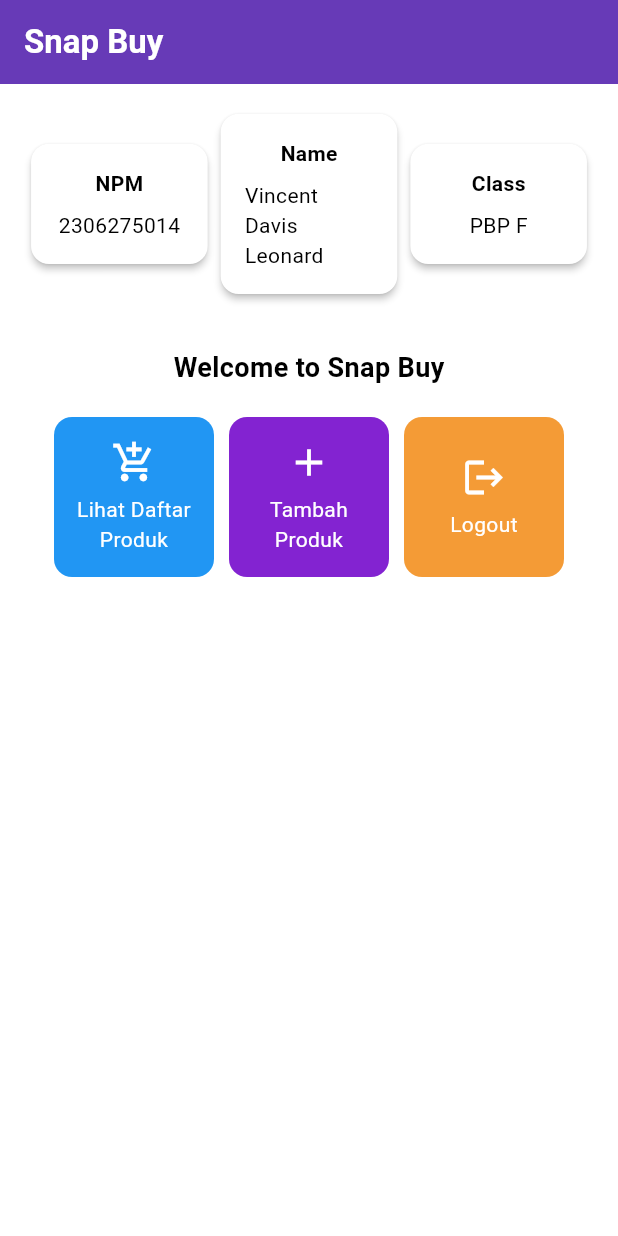
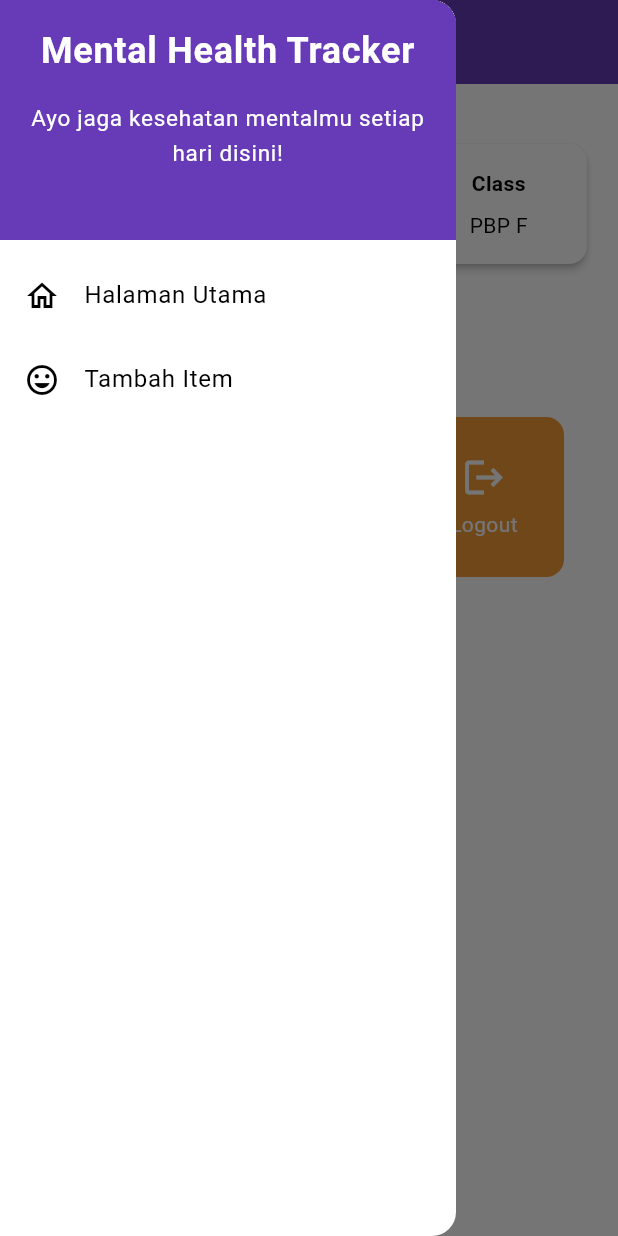
Before and after one commit to Vincent-Davis/SnapBuy-mobile, a Flutter app: the screen it shows after launch, with the side drawer open (before the commit the screen has no drawer), on a phone screen of 412 x 824 dp. Run offline on Flutter 3.47's test engine with Material 3 defaults, Android fonts, the phone set to English and light mode, and no system bars.

Commit message:
Finished tugas 8

```diff
--- a/lib/main.dart
+++ b/lib/main.dart
@@ -1,5 +1,5 @@
 import 'package:flutter/material.dart';
-import 'package:snap_buy/menu.dart';
+import 'package:snap_buy/screens/menu.dart';
 void main() {
   runApp(const MyApp());
 }
--- a/lib/menu.dart
+++ b/lib/screens/menu.dart
@@ -1,5 +1,7 @@
 // Menu Dart
+import 'package:snap_buy/widgets/left_drawer.dart';
 import 'package:flutter/material.dart';
+import 'package:snap_buy/widgets/product_card.dart';
 
 class MyHomePage extends StatelessWidget {
   final String npm = '2306275014'; // NPM
@@ -30,7 +32,10 @@
         ),
         // Warna latar belakang AppBar diambil dari skema warna tema aplikasi.
         backgroundColor: Theme.of(context).colorScheme.primary,
+
+        iconTheme: const IconThemeData(color: Colors.white),
       ),
+      drawer: const LeftDrawer(),
       // Body halaman dengan padding di sekelilingnya.
       body: Padding(
         padding: const EdgeInsets.all(16.0),
@@ -127,62 +132,3 @@
     );
   }
 }
-
-class ItemHomepage {
-  final String name;
-  final IconData icon;
-  final Color color;
-  ItemHomepage(this.name, this.icon, this.color);
-}
-
-class ItemCard extends StatelessWidget {
-  // Menampilkan kartu dengan ikon dan nama.
-
-  final ItemHomepage item;
-
-  const ItemCard(this.item, {super.key});
-
-  @override
-  Widget build(BuildContext context) {
-    return Material(
-      // Menentukan warna latar belakang dari tema aplikasi.
-      color: item.color,
-      // Membuat sudut kartu melengkung.
-      borderRadius: BorderRadius.circular(12),
-
-      child: InkWell(
-        // Aksi ketika kartu ditekan.
-        onTap: () {
-          // Menampilkan pesan SnackBar saat kartu ditekan.
-          ScaffoldMessenger.of(context)
-            ..hideCurrentSnackBar()
-            ..showSnackBar(SnackBar(
-                content: Text("Kamu telah menekan tombol ${item.name}!")));
-        },
-        // Container untuk menyimpan Icon dan Text
-        child: Container(
-          padding: const EdgeInsets.all(8),
-          child: Center(
-            child: Column(
-              // Menyusun ikon dan teks di tengah kartu.
-              mainAxisAlignment: MainAxisAlignment.center,
-              children: [
-                Icon(
-                  item.icon,
-                  color: Colors.white,
-                  size: 30.0,
-                ),
-                const Padding(padding: EdgeInsets.all(3)),
-                Text(
-                  item.name,
-                  textAlign: TextAlign.center,
-                  style: const TextStyle(color: Colors.white),
-                ),
-              ],
-            ),
-          ),
-        ),
-      ),
-    );
-  }
-}
--- /dev/null
+++ b/lib/widgets/left_drawer.dart
@@ -0,0 +1,71 @@
+import 'package:flutter/material.dart';
+import 'package:snap_buy/screens/menu.dart';
+import 'package:snap_buy/screens/productentry_form.dart';
+
+class LeftDrawer extends StatelessWidget {
+  const LeftDrawer({super.key});
+
+  @override
+  Widget build(BuildContext context) {
+    return Drawer(
+      child: ListView(
+        children: [
+          DrawerHeader(
+            decoration: BoxDecoration(
+      color: Theme.of(context).colorScheme.primary,
+    ),
+    child: const Column(
+      children: [
+        Text(
+          'Mental Health Tracker',
+          textAlign: TextAlign.center,
+          style: TextStyle(
+            fontSize: 24,
+            fontWeight: FontWeight.bold,
+            color: Colors.white,
+          ),
+        ),
+        Padding(padding: EdgeInsets.all(8)),
+        Text(
+          "Ayo jaga kesehatan mentalmu setiap hari disini!",
+          textAlign: TextAlign.center, // Center alignment
+          style: TextStyle(
+            fontSize: 15,          // Font size 15
+            color: Colors.white,    // White color
+            fontWeight: FontWeight.normal, // Normal weight
+          ),
+        ),
+      ],
+    ),
+
+          ),
+            ListTile(
+    leading: const Icon(Icons.home_outlined),
+    title: const Text('Halaman Utama'),
+    // Bagian redirection ke MyHomePage
+    onTap: () {
+      Navigator.pushReplacement(
+          context,
+          MaterialPageRoute(
+            builder: (context) => MyHomePage(),
+          ));
+    },
+  ),
+  ListTile(
+    leading: const Icon(Icons.mood),
+    title: const Text('Tambah Item'),
+    // Bagian redirection ke MoodEntryFormPage
+    onTap: () {
+      Navigator.push(
+        context,
+        MaterialPageRoute(builder: (context) => ProductEntryFormPage()),
+      );
+
+    },
+  ),
+
+        ],
+      ),
+    );
+  }
+}
--- /dev/null
+++ b/lib/widgets/product_card.dart
@@ -0,0 +1,69 @@
+import 'package:flutter/material.dart';
+import 'package:snap_buy/screens/productentry_form.dart';
+
+class ItemHomepage {
+  final String name;
+  final IconData icon;
+  final Color color;
+  ItemHomepage(this.name, this.icon, this.color);
+}
+
+class ItemCard extends StatelessWidget {
+  // Menampilkan kartu dengan ikon dan nama.
+
+  final ItemHomepage item;
+
+  const ItemCard(this.item, {super.key});
+
+  @override
+  Widget build(BuildContext context) {
+    return Material(
+      // Menentukan warna latar belakang dari tema aplikasi.
+      color: item.color,
+      // Membuat sudut kartu melengkung.
+      borderRadius: BorderRadius.circular(12),
+
+      child: InkWell(
+        // Aksi ketika kartu ditekan.
+        onTap: () {
+          // Menampilkan pesan SnackBar saat kartu ditekan.
+          ScaffoldMessenger.of(context)
+            ..hideCurrentSnackBar()
+            ..showSnackBar(SnackBar(
+                content: Text("Kamu telah menekan tombol ${item.name}!")));
+          // Navigate ke route yang sesuai (tergantung jenis tombol)
+        if (item.name == "Tambah Produk") {
+          Navigator.push(
+            context,
+            MaterialPageRoute(builder: (context) => ProductEntryFormPage()),
+          );
+
+        }
+        },
+        // Container untuk menyimpan Icon dan Text
+        child: Container(
+          padding: const EdgeInsets.all(8),
+          child: Center(
+            child: Column(
+              // Menyusun ikon dan teks di tengah kartu.
+              mainAxisAlignment: MainAxisAlignment.center,
+              children: [
+                Icon(
+                  item.icon,
+                  color: Colors.white,
+                  size: 30.0,
+                ),
+                const Padding(padding: EdgeInsets.all(3)),
+                Text(
+                  item.name,
+                  textAlign: TextAlign.center,
+                  style: const TextStyle(color: Colors.white),
+                ),
+              ],
+            ),
+          ),
+        ),
+      ),
+    );
+  }
+}
```
Also changed, not shown: lib/screens/productentry_form.dart (added, +163 -0 lines), 1 other file.
